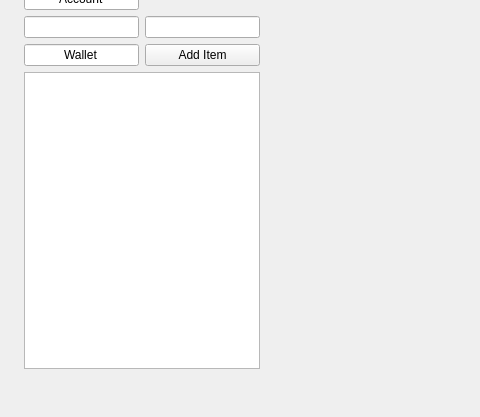
torrancee/gpwapp, file gpw_project/gpw_app/mainwindow.ui: the form before one commit; both pictures show x 0 to 480 and y 83 to 500 of the 1100 by 500 pixel window.
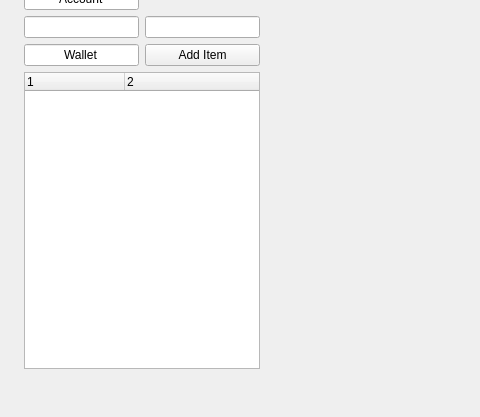
The form after the commit.

The edit to the form file:
```diff
--- a/gpw_project/gpw_app/mainwindow.ui
+++ b/gpw_project/gpw_app/mainwindow.ui
@@ -125,7 +125,21 @@
       </widget>
      </item>
      <item row="4" column="0" colspan="2">
-      <widget class="QListWidget" name="StockList"/>
+      <widget class="QTreeWidget" name="StockList">
+       <property name="columnCount">
+        <number>2</number>
+       </property>
+       <column>
+        <property name="text">
+         <string notr="true">1</string>
+        </property>
+       </column>
+       <column>
+        <property name="text">
+         <string notr="true">2</string>
+        </property>
+       </column>
+      </widget>
      </item>
     </layout>
    </widget>
```
